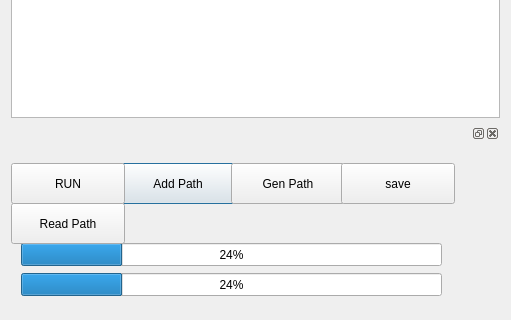
Before: the Qt Designer form ExperimentDialog.ui in yzxyzh/LazGUI, drawn with Qt 5; both pictures show x 0 to 511 and y 481 to 801 of the 511 by 801 pixel window.
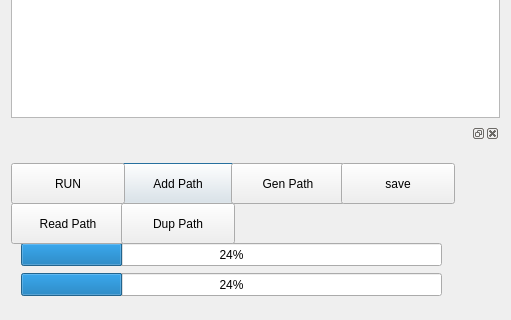
After: the same form once the commit is applied.

Commit message:
Add duplicate path dialog
add dialog

The edit to the form file:
```diff
--- a/ExperimentDialog.ui
+++ b/ExperimentDialog.ui
@@ -144,6 +144,19 @@
         <string>Read Path</string>
        </property>
       </widget>
+      <widget class="QPushButton" name="dupPathBtn">
+       <property name="geometry">
+        <rect>
+         <x>110</x>
+         <y>60</y>
+         <width>114</width>
+         <height>41</height>
+        </rect>
+       </property>
+       <property name="text">
+        <string>Dup Path</string>
+       </property>
+      </widget>
      </widget>
     </widget>
    </item>
```
The commit also changes 6 other files.
